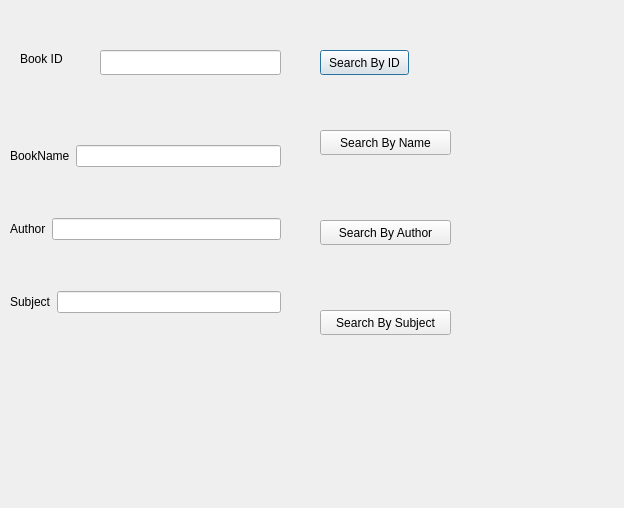
Above: Login/window_search.ui from Nilsae/LibraryManagementSystem before the change. Below: the same form after it.
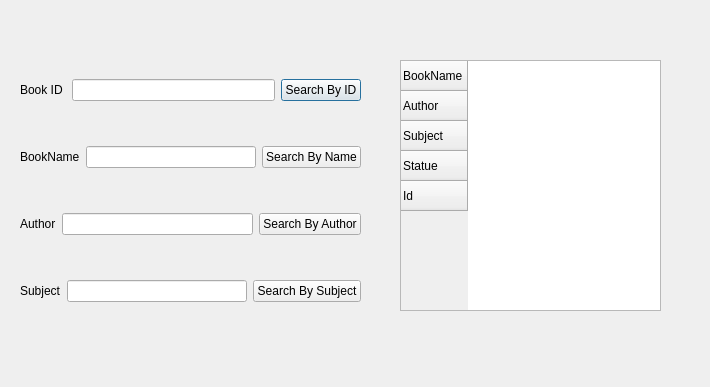
That is the form after the change.

What changed in the file:
```diff
--- a/Login/window_search.ui
+++ b/Login/window_search.ui
@@ -6,25 +6,84 @@
    <rect>
     <x>0</x>
     <y>0</y>
-    <width>624</width>
-    <height>508</height>
+    <width>710</width>
+    <height>387</height>
    </rect>
   </property>
   <property name="windowTitle">
    <string>Dialog</string>
   </property>
+  <widget class="QTableWidget" name="tableWidget">
+   <property name="geometry">
+    <rect>
+     <x>400</x>
+     <y>60</y>
+     <width>261</width>
+     <height>251</height>
+    </rect>
+   </property>
+   <property name="columnCount">
+    <number>0</number>
+   </property>
+   <row>
+    <property name="text">
+     <string>BookName</string>
+    </property>
+   </row>
+   <row>
+    <property name="text">
+     <string>Author</string>
+    </property>
+   </row>
+   <row>
+    <property name="text">
+     <string>Subject</string>
+    </property>
+   </row>
+   <row>
+    <property name="text">
+     <string>Statue</string>
+    </property>
+   </row>
+   <row>
+    <property name="text">
+     <string>Id</string>
+    </property>
+   </row>
+  </widget>
   <widget class="QWidget" name="layoutWidget">
    <property name="geometry">
     <rect>
-     <x>10</x>
-     <y>100</y>
-     <width>271</width>
-     <height>261</height>
+     <x>20</x>
+     <y>40</y>
+     <width>341</width>
+     <height>301</height>
     </rect>
    </property>
    <layout class="QVBoxLayout" name="verticalLayout">
     <item>
-     <layout class="QHBoxLayout" name="horizontalLayout">
+     <layout class="QHBoxLayout" name="horizontalLayout_5">
+      <item>
+       <widget class="QLabel" name="label">
+        <property name="text">
+         <string>Book ID </string>
+        </property>
+       </widget>
+      </item>
+      <item>
+       <widget class="QLineEdit" name="lineEdit_BookId"/>
+      </item>
+      <item>
+       <widget class="QPushButton" name="pushButton_ID">
+        <property name="text">
+         <string>Search By ID</string>
+        </property>
+       </widget>
+      </item>
+     </layout>
+    </item>
+    <item>
+     <layout class="QHBoxLayout" name="horizontalLayout_6">
       <item>
        <widget class="QLabel" name="label_BookName">
         <property name="text">
@@ -35,6 +94,13 @@
       <item>
        <widget class="QLineEdit" name="lineEdit_BookName"/>
       </item>
+      <item>
+       <widget class="QPushButton" name="pushButton_name">
+        <property name="text">
+         <string>Search By Name</string>
+        </property>
+       </widget>
+      </item>
      </layout>
     </item>
     <item>
@@ -49,6 +115,13 @@
       <item>
        <widget class="QLineEdit" name="lineEdit_AuthorName"/>
       </item>
+      <item>
+       <widget class="QPushButton" name="pushButton_author">
+        <property name="text">
+         <string>Search By Author</string>
+        </property>
+       </widget>
+      </item>
      </layout>
     </item>
     <item>
@@ -63,85 +136,17 @@
       <item>
        <widget class="QLineEdit" name="lineEdit_Subject"/>
       </item>
+      <item>
+       <widget class="QPushButton" name="pushButton_subject">
+        <property name="text">
+         <string>Search By Subject</string>
+        </property>
+       </widget>
+      </item>
      </layout>
     </item>
    </layout>
   </widget>
-  <widget class="QLabel" name="label">
-   <property name="geometry">
-    <rect>
-     <x>20</x>
-     <y>50</y>
-     <width>67</width>
-     <height>17</height>
-    </rect>
-   </property>
-   <property name="text">
-    <string>Book ID </string>
-   </property>
-  </widget>
-  <widget class="QLineEdit" name="lineEdit_BookId">
-   <property name="geometry">
-    <rect>
-     <x>100</x>
-     <y>50</y>
-     <width>181</width>
-     <height>25</height>
-    </rect>
-   </property>
-  </widget>
-  <widget class="QPushButton" name="pushButton_ID">
-   <property name="geometry">
-    <rect>
-     <x>320</x>
-     <y>50</y>
-     <width>89</width>
-     <height>25</height>
-    </rect>
-   </property>
-   <property name="text">
-    <string>Search By ID</string>
-   </property>
-  </widget>
-  <widget class="QPushButton" name="pushButton_name">
-   <property name="geometry">
-    <rect>
-     <x>320</x>
-     <y>130</y>
-     <width>131</width>
-     <height>25</height>
-    </rect>
-   </property>
-   <property name="text">
-    <string>Search By Name</string>
-   </property>
-  </widget>
-  <widget class="QPushButton" name="pushButton_author">
-   <property name="geometry">
-    <rect>
-     <x>320</x>
-     <y>220</y>
-     <width>131</width>
-     <height>25</height>
-    </rect>
-   </property>
-   <property name="text">
-    <string>Search By Author</string>
-   </property>
-  </widget>
-  <widget class="QPushButton" name="pushButton_subject">
-   <property name="geometry">
-    <rect>
-     <x>320</x>
-     <y>310</y>
-     <width>131</width>
-     <height>25</height>
-    </rect>
-   </property>
-   <property name="text">
-    <string>Search By Subject</string>
-   </property>
-  </widget>
  </widget>
  <resources/>
  <connections/>
```
Left out of the diff: 6 changed lines with no effect on the pictures.
